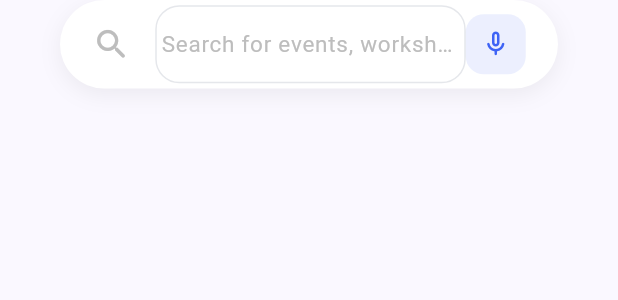
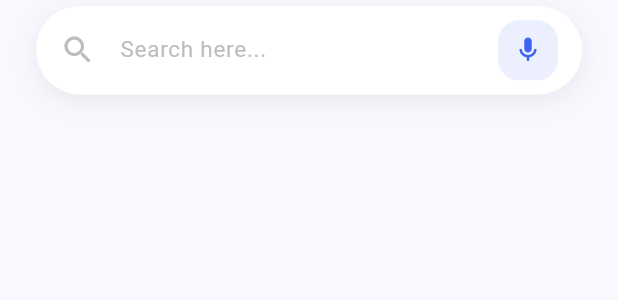
Before and after one commit to Shouryan-Bharote/global-ai-opportunity-tracker-app, a Flutter app: the ExploreSearchBar widget shown alone on an empty page, opened directly, on a phone screen of 412 x 824 dp. Shown: the top 300 px of the screen. Run offline on Flutter 3.47's test engine with Material 3 defaults, Android fonts, the phone set to English and light mode, and no system bars; our stand-ins replace dio, flutter_dotenv, flutter_hooks, flutter_riverpod, flutter_secure_storage, freezed_annotation and 6 more; accounts and stored records are empty; generated files the repository leaves out were written again; Roboto replaces fonts that are missing (Poppins).

Commit message:
search bar update

```diff
--- a/lib/features/explore/widgets/explore_search_bar.dart
+++ b/lib/features/explore/widgets/explore_search_bar.dart
@@ -10,15 +10,30 @@ class ExploreSearchBar extends ConsumerStatefulWidget {
   ConsumerState<ExploreSearchBar> createState() => _ExploreSearchBarState();
 }
 
-class _ExploreSearchBarState extends ConsumerState<ExploreSearchBar> {
+class _ExploreSearchBarState extends ConsumerState<ExploreSearchBar>
+    with SingleTickerProviderStateMixin {
   final FocusNode _focusNode = FocusNode();
   final TextEditingController _textController = TextEditingController();
+
   bool _isFocused = false;
   bool _hasText = false;
+
+  // Scale animation for mic button press
+  late final AnimationController _micController;
+  late final Animation<double> _micScale;
 
   @override
   void initState() {
     super.initState();
+
+    _micController = AnimationController(
+      vsync: this,
+      duration: const Duration(milliseconds: 120),
+    );
+    _micScale = Tween<double>(begin: 1, end: 0.88).animate(
+      CurvedAnimation(parent: _micController, curve: Curves.easeInOut),
+    );
+
     _focusNode.addListener(() {
       setState(() {
         _isFocused = _focusNode.hasFocus;
@@ -29,127 +44,166 @@ class _ExploreSearchBarState extends ConsumerState<ExploreSearchBar> {
       final initialQuery = ref.read(exploreSearchQueryProvider);
       if (initialQuery.isNotEmpty) {
         _textController.text = initialQuery;
-        setState(() {
-          _hasText = true;
-        });
+        setState(() => _hasText = true);
       }
     });
   }
+
 
   @override
   void dispose() {
     _focusNode.dispose();
     _textController.dispose();
+    _micController.dispose();
     super.dispose();
+  }
+
+  void _clearSearch() {
+    _textController.clear();
+    ref.read(exploreSearchQueryProvider.notifier).state = '';
+    setState(() => _hasText = false);
+    _focusNode.requestFocus();
   }
 
   @override
   Widget build(BuildContext context) {
     return AnimatedContainer(
-      duration: const Duration(milliseconds: 300),
+      duration: const Duration(milliseconds: 320),
       curve: Curves.easeOutCubic,
-      // Expand dynamically when focused or has text, shrink when blank and unfocused
-      margin: EdgeInsets.symmetric(horizontal: (_isFocused || _hasText) ? 16 : 40),
-      padding: EdgeInsets.symmetric(horizontal: 20, vertical: (_isFocused || _hasText) ? 6 : 2),
+      margin: EdgeInsets.symmetric(
+        horizontal: _isFocused ? 16 : 24,
+        vertical: 4,
+      ),
+      padding: const EdgeInsets.symmetric(horizontal: 16, vertical: 4),
       decoration: BoxDecoration(
         color: Colors.white,
-        borderRadius: BorderRadius.circular(30),
-        border: Border.all(
-          color: _isFocused ? AppColors.primary.withValues(alpha: 0.5) : Colors.transparent,
-          width: 1.5,
-        ),
+        borderRadius: BorderRadius.circular(32),
         boxShadow: [
           BoxShadow(
             color: _isFocused
-                ? AppColors.primary.withValues(alpha: 0.15)
-                : Colors.black.withValues(alpha: 0.06),
-            blurRadius: _isFocused ? 20 : 12,
-            offset: Offset(0, _isFocused ? 6 : 4),
-            spreadRadius: _isFocused ? 1 : 0,
+                ? AppColors.primary.withValues(alpha: 0.14)
+                : Colors.black.withValues(alpha: 0.07),
+            blurRadius: _isFocused ? 22 : 14,
+            offset: Offset(0, _isFocused ? 8 : 4),
+            spreadRadius: _isFocused ? 2 : 0,
           ),
         ],
       ),
       child: Row(
         children: [
-          Icon(
+          // Search icon
+          AnimatedSwitcher(
+            duration: const Duration(milliseconds: 250),
+            child: Icon(
               Icons.search_rounded,
+              key: ValueKey(_isFocused),
               color: _isFocused ? AppColors.primary : Colors.grey.shade400,
-            size: 26,
+              size: 24,
             ),
-          const SizedBox(width: 16),
+          ),
+          const SizedBox(width: 12),
+
+          // Actual text field
           Expanded(
             child: TextField(
               controller: _textController,
               focusNode: _focusNode,
               onChanged: (value) {
                 ref.read(exploreSearchQueryProvider.notifier).state = value;
-                setState(() {
-                  _hasText = value.isNotEmpty;
-                });
+                setState(() => _hasText = value.isNotEmpty);
               },
               style: const TextStyle(
-                fontSize: 16,
+                fontSize: 15,
                 fontWeight: FontWeight.w500,
                 color: Colors.black87,
               ),
               decoration: InputDecoration(
-                hintText: 'Search for events, workshops...',
+                hintText: 'Search here...',
                 hintStyle: TextStyle(
                   color: Colors.grey.shade400,
                   fontSize: 15,
                   fontWeight: FontWeight.normal,
                 ),
                 border: InputBorder.none,
+                enabledBorder: InputBorder.none,
+                focusedBorder: InputBorder.none,
                 isDense: true,
                 contentPadding: const EdgeInsets.symmetric(vertical: 14),
               ),
             ),
           ),
 
-          // Clear Button that dynamically pops in when typing
+          // Clear button — slides in when typing
           AnimatedSwitcher(
             duration: const Duration(milliseconds: 200),
-            transitionBuilder: (child, animation) => ScaleTransition(scale: animation, child: child),
+            transitionBuilder: (child, anim) => ScaleTransition(
+              scale: anim,
+              child: FadeTransition(opacity: anim, child: child),
+            ),
             child: _hasText
                 ? GestureDetector(
-                    key: const ValueKey('clearBtn'),
-                    onTap: () {
-                      _textController.clear();
-                      ref.read(exploreSearchQueryProvider.notifier).state = '';
-                      setState(() {
-                        _hasText = false;
-                      });
-                      _focusNode.requestFocus();
-                    },
+                    key: const ValueKey('clear'),
+                    onTap: _clearSearch,
                     child: Container(
-                      padding: const EdgeInsets.all(6),
-                      margin: const EdgeInsets.only(right: 12),
+                      padding: const EdgeInsets.all(5),
+                      margin: const EdgeInsets.only(right: 8),
                       decoration: BoxDecoration(
                         color: Colors.grey.shade200,
                         shape: BoxShape.circle,
                       ),
-                      child: Icon(Icons.close, size: 14, color: Colors.grey.shade600),
+                      child: Icon(
+                        Icons.close_rounded,
+                        size: 13,
+                        color: Colors.grey.shade600,
+                      ),
                     ),
                   )
-                : const SizedBox.shrink(key: ValueKey('empty')),
+                : const SizedBox.shrink(key: ValueKey('no-clear')),
           ),
 
-          // Decorative Mic Icon with Blue Gradient
-          Container(
+          // Mic icon — no filter button, just mic
+          GestureDetector(
+            onTapDown: (_) => _micController.forward(),
+            onTapUp: (_) => _micController.reverse(),
+            onTapCancel: _micController.reverse,
+            onTap: () {
+              // TODO(voice): wire up voice search
+              _focusNode.requestFocus();
+            },
+            child: ScaleTransition(
+              scale: _micScale,
+              child: AnimatedContainer(
+                duration: const Duration(milliseconds: 280),
                 padding: const EdgeInsets.all(10),
                 decoration: BoxDecoration(
-              gradient: _isFocused ? const LinearGradient(
-                colors: [Colors.blue, Colors.lightBlueAccent],
+                  gradient: _isFocused
+                      ? LinearGradient(
+                          colors: [
+                            AppColors.primary,
+                            AppColors.primary.withValues(alpha: 0.7),
+                          ],
                           begin: Alignment.topLeft,
                           end: Alignment.bottomRight,
-              ) : null,
+                        )
+                      : null,
                   color: _isFocused ? null : AppColors.primary.withValues(alpha: 0.1),
-              borderRadius: BorderRadius.circular(12),
+                  borderRadius: BorderRadius.circular(14),
+                  boxShadow: _isFocused
+                      ? [
+                          BoxShadow(
+                            color: AppColors.primary.withValues(alpha: 0.35),
+                            blurRadius: 10,
+                            offset: const Offset(0, 4),
+                          ),
+                        ]
+                      : [],
                 ),
                 child: Icon(
-              Icons.mic_none_rounded,
+                  Icons.mic_rounded,
                   color: _isFocused ? Colors.white : AppColors.primary,
                   size: 20,
+                ),
+              ),
             ),
           ),
         ],
```
Lines whose indentation alone changed are shown as unchanged.
